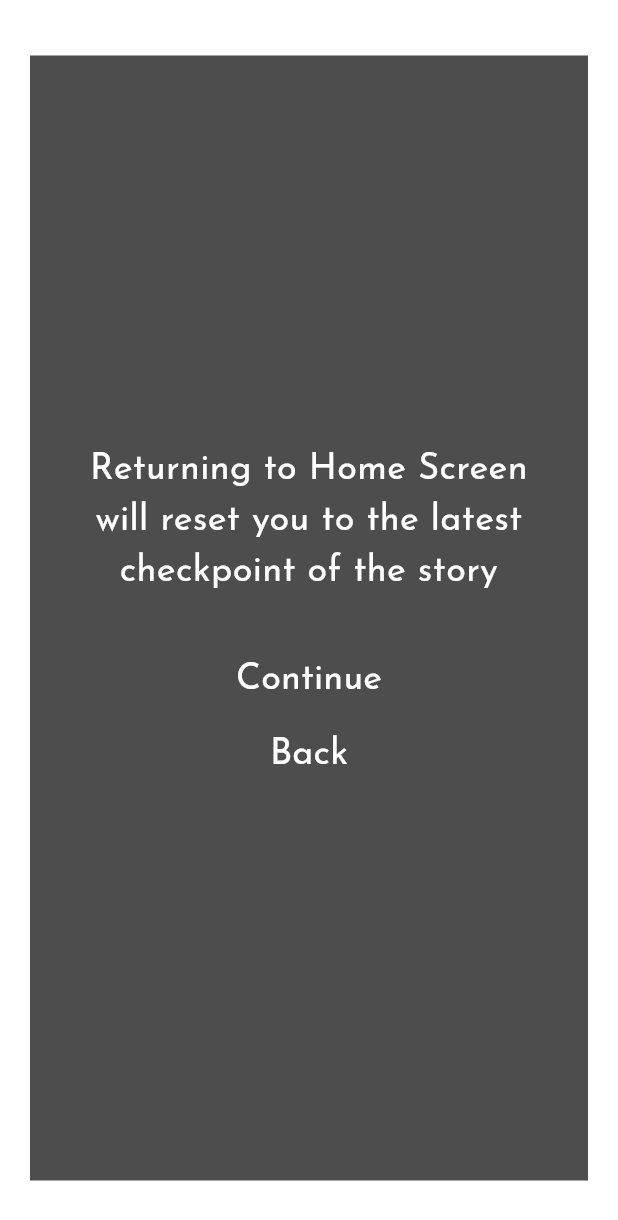
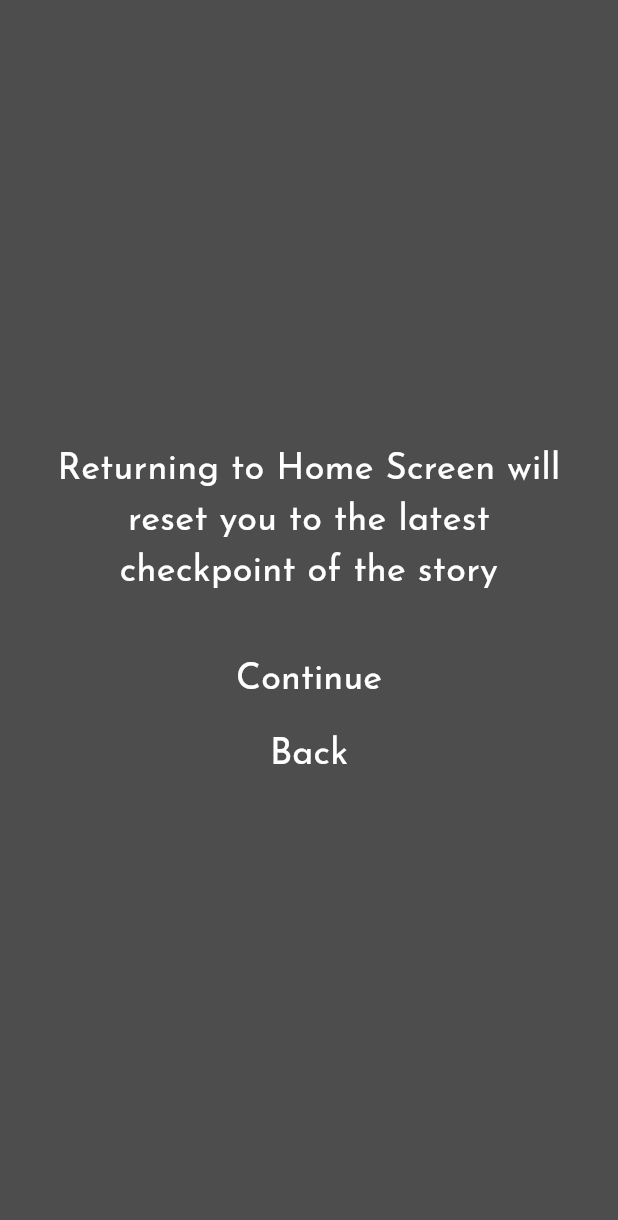
Before and after one commit to tonytoes/Skibidi-Invasion, a Flutter app: the ContinueOverlay screen opened directly, on a phone screen of 412 x 824 dp. Shown: the top 1220 px of the screen. Run offline on Flutter 3.47's test engine with Material 3 defaults, Android fonts, the phone set to English and light mode, and no system bars; our stand-ins replace animated_toggle_switch, audioplayers, page_transition.

Commit message:
Version 2.0.10.5 Final

```diff
--- a/lib/settings/settings_more.dart
+++ b/lib/settings/settings_more.dart
@@ -37,7 +37,6 @@ class _SettingsMoreScreenState extends State<SettingsMoreScreen> {
         filter: ImageFilter.blur(sigmaX: 10, sigmaY: 10),
         child: Center(
           child: Container(
-            width: MediaQuery.of(context).size.width - 40,
             color: Colors.black.withValues(alpha: 0.7),
             child: Center(
               child: Column(
--- a/lib/widgets/continue_overlay.dart
+++ b/lib/widgets/continue_overlay.dart
@@ -28,8 +28,6 @@
           filter: ImageFilter.blur(sigmaX: 10, sigmaY: 10),
           child: Center(
             child: Container(
-              width: MediaQuery.of(context).size.width - 40,
-              height: 750,
               decoration: BoxDecoration(
                 color: Colors.black.withValues(alpha: 0.7),
               ),
```
